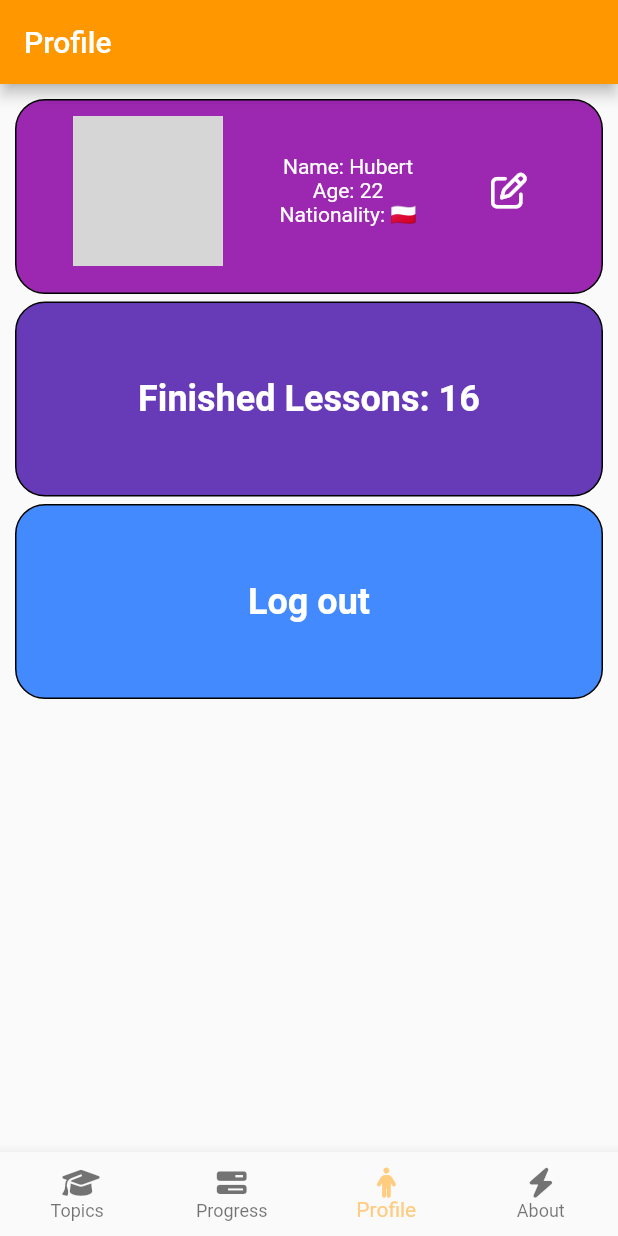
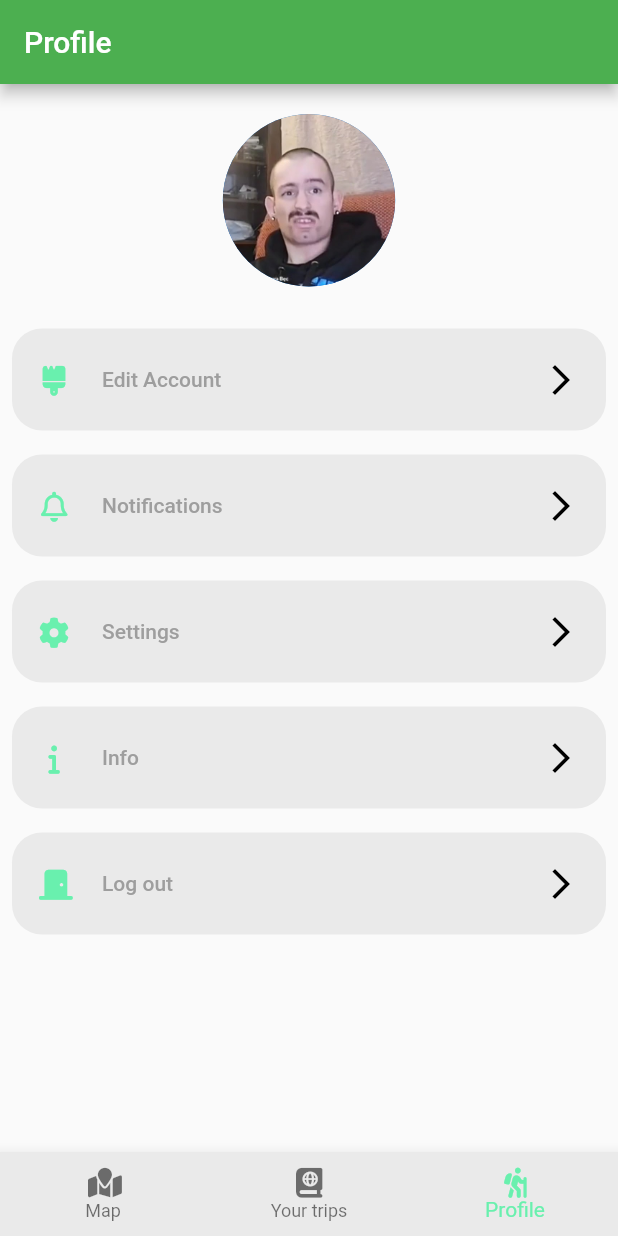
Before and after one commit to hbrt-rdzk/map-my-trip, a Flutter app: the HomeScreen screen opened directly, item 3 of the bottom bar chosen, on a phone screen of 412 x 824 dp. Run offline on Flutter 3.47's test engine with Material 2 defaults, Android fonts, the phone set to English and light mode, and no system bars; our stand-ins replace cloud_firestore, firebase_auth, firebase_core, font_awesome_flutter, google_fonts, google_sign_in and 1 more; accounts and stored records are empty; grey boxes are pictures that could not be loaded.

Commit message:
New theme and profile widget

```diff
--- a/lib/routes/routes.dart
+++ b/lib/routes/routes.dart
@@ -1,4 +1,3 @@
-import 'package:mapmytrip/screens/about.dart';
 import 'package:mapmytrip/screens/start.dart';
 import 'package:mapmytrip/screens/login.dart';
 import 'package:mapmytrip/screens/profile.dart';
@@ -7,7 +6,6 @@ import 'package:mapmytrip/screens/topics.dart';
 var appRoutes = {
   '/': (context) => const StartScreen(),
   '/login': (context) => const LoginScreen(),
-  '/about': (context) =>  AboutScreen(),
   '/topics': (context) => const TopicsScreen(),
   '/profile': (context) => const ProfileScreen()
 };
--- a/lib/screens/home.dart
+++ b/lib/screens/home.dart
@@ -1,7 +1,6 @@
 import 'package:flutter/material.dart';
-import 'package:mapmytrip/screens/about.dart';
 import 'package:mapmytrip/screens/profile.dart';
-import 'package:mapmytrip/screens/progress.dart';
+import 'package:mapmytrip/screens/trips.dart';
 import 'package:mapmytrip/screens/topics.dart';
 import 'package:mapmytrip/widgets/bottom_nav.dart';
 
@@ -15,9 +14,8 @@ class HomeScreen extends StatefulWidget {
 class _HomeScreenState extends State<HomeScreen> {
   final List<Widget> _myWidgets = [
     const TopicsScreen(),
-    const ProgressScreen(),
+    const TripsScreen(),
     const ProfileScreen(),
-    AboutScreen()
   ];
   int _index = 0;
   late BottomNavBar bottomNavBar;
--- a/lib/screens/profile.dart
+++ b/lib/screens/profile.dart
@@ -2,7 +2,6 @@ import 'package:firebase_auth/firebase_auth.dart';
 import 'package:flutter/material.dart';
 import 'package:font_awesome_flutter/font_awesome_flutter.dart';
 import 'package:mapmytrip/services/auth.dart';
-import 'package:mapmytrip/widgets/bottom_nav.dart';
 
 class ProfileScreen extends StatefulWidget {
   const ProfileScreen({super.key});
@@ -13,13 +12,6 @@ class ProfileScreen extends StatefulWidget {
 
 class _ProfileScreenState extends State<ProfileScreen> {
   late bool? _isAnonymousUser;
-  var user = {
-    'Name': 'Hubert',
-    'Surname': 'Rudzik',
-    'Age': 22,
-    'Nationality': '🇵🇱',
-    'Lessons': '16'
-  };
 
   @override
   void initState() {
@@ -33,29 +25,13 @@ class _ProfileScreenState extends State<ProfileScreen> {
         appBar: AppBar(
           automaticallyImplyLeading: false,
           title: const Text('Profile'),
-          backgroundColor: Colors.orange,
+          backgroundColor: Colors.green,
         ),
         body: Builder(builder: (BuildContext context) {
           if (_isAnonymousUser == true) {
-            return AnonymousAccount();
-            // return ElevatedButton(
-            //     child: const Text('Sign'),
-            //     onPressed: () async {
-            //       await AuthService().anonSignOut();
-            //       Navigator.of(context)
-            //           .pushNamedAndRemoveUntil('/', (route) => false);
-            //     });
+            return const AnonymousAccount();
           } else {
-            return SignedUser(
-              userInfo: user,
-            );
-            // return ElevatedButton(
-            // child: const Text('Sign out'),
-            // onPressed: () async {
-            //   await AuthService().anonSignOut();
-            //   Navigator.of(context)
-            //       .pushNamedAndRemoveUntil('/', (route) => false);
-            // });
+            return SignedUser();
           }
         }));
   }
@@ -70,10 +46,13 @@ class AnonymousAccount extends StatelessWidget {
       child: Container(
         decoration: BoxDecoration(
           borderRadius: BorderRadius.circular(20),
-          border: Border.all(color: Colors.blueAccent, width: 2),
+          border: Border.all(color: const Color.fromARGB(255, 18, 103, 21), width: 2),
         ),
         child: TextButton(
-          child: const Text("Anonymous account, sign in"),
+          child: const Text(
+            "Anonymous account, sign in",
+            style: TextStyle(color: Color.fromARGB(255, 18, 103, 21)),
+          ),
           onPressed: () async {
             await AuthService().anonSignOut();
             Navigator.of(context)
@@ -86,98 +65,89 @@ class AnonymousAccount extends StatelessWidget {
 }
 
 class SignedUser extends StatelessWidget {
-  Map<String, Object> userInfo;
-  SignedUser({required this.userInfo, super.key});
+  SignedUser({super.key});
 
   final _controller = PageController(initialPage: 0);
 
   @override
   Widget build(BuildContext context) {
-    final entries = [
-      Container(
-          height: 130,
-          padding: const EdgeInsets.only(top: 10),
+    return Column(
+      children: [
+      ProfilePicture(),
+      ProfileButton(icon: FontAwesomeIcons.brush, text: 'Edit Account'),
+      ProfileButton(icon: FontAwesomeIcons.bell, text: 'Notifications'),
+      ProfileButton(icon: FontAwesomeIcons.gear, text: 'Settings'),
+      ProfileButton(icon: FontAwesomeIcons.info, text: 'Info'),
+      ProfileButton(icon: FontAwesomeIcons.doorClosed, text: 'Log out'),
+      ],
+    ) ;
+  }
+}
+
+class ProfileButton extends StatelessWidget {
+  ProfileButton({super.key, required this.icon, required this.text});
+  IconData icon;
+  String text;
+
+  @override
+  Widget build(BuildContext context) {
+    return Padding(
+      padding: const EdgeInsets.all(8.0),
+      child: Container(
+        padding: const EdgeInsets.all(10),
         decoration: BoxDecoration(
-            color: Colors.purple,
-            border: Border.all(color: Colors.black),
+          color: const Color.fromARGB(255, 234, 234, 234),
           borderRadius: BorderRadius.circular(20),
         ),
-          child: Column(children: [
-            Row(
-              mainAxisAlignment: MainAxisAlignment.spaceEvenly,
+        child: TextButton(
+          child: Row(
             children: [
-                Image.asset(
-                  'assets/user.png',
-                  height: 100,
-                  width: 100,
-                  alignment: Alignment.bottomRight,
+              Icon(
+                icon,
+                color: Colors.greenAccent,
+                size: 20,
               ),
-                Column(
-                  mainAxisAlignment: MainAxisAlignment.center,
-                  children: [
-                    Text(
-                      'Name: ${userInfo['Name']}',
-                      style: TextStyle(color: Colors.white),
+              const SizedBox(
+                width: 22,
               ),
-                    Text('Age: ${userInfo['Age']}',
-                        style: TextStyle(color: Colors.white)),
-                    Text('Nationality: ${userInfo['Nationality']}',
-                        style: TextStyle(color: Colors.white)),
+              Expanded(
+                  child: Text(
+                text,
+                style: const TextStyle(color: Colors.grey),
+              )),
+              const Icon(
+                Icons.arrow_forward_ios,
+                color: Colors.black,
+              )
             ],
           ),
-                IconButton(
-                  onPressed: () {
-                    print("1234");
-                  },
-                  icon: const Icon(FontAwesomeIcons.penToSquare),
-                  color: Colors.white,
-                ),
-              ],
-            ),
-          ])),
-      Container(
-        decoration: BoxDecoration(
-          color: Colors.deepPurple,
-          border: Border.all(color: Colors.black),
-          borderRadius: BorderRadius.circular(20),
-        ),
-        height: 130,
-        alignment: Alignment.center,
-        child: Text("Finished Lessons: ${userInfo['Lessons']}",
-            style: const TextStyle(
-                color: Colors.white,
-                fontWeight: FontWeight.w600,
-                fontSize: 24)),
-      ),
-      Container(
-          decoration: BoxDecoration(
-            color: Colors.blueAccent,
-            border: Border.all(color: Colors.black),
-            borderRadius: BorderRadius.circular(20),
-          ),
-          height: 130,
-          child: TextButton(
-            child: const Text("Log out",
-                style: TextStyle(
-                    color: Colors.white,
-                    fontWeight: FontWeight.w600,
-                    fontSize: 24)),
           onPressed: () async {
             await AuthService().anonSignOut();
             Navigator.of(context)
                 .pushNamedAndRemoveUntil('/', (route) => false);
           },
-          )),
-    ];
-    return ListView.builder(
-      physics: const AlwaysScrollableScrollPhysics(),
-      controller: _controller,
-      padding: const EdgeInsets.all(10),
-      itemCount: entries.length,
-      itemBuilder: (BuildContext context, int index) {
-        return Padding(
-            padding: const EdgeInsets.only(bottom: 5), child: entries[index]);
-      },
+        ),
+      ),
     );
   }
 }
+
+class ProfilePicture extends StatelessWidget {
+  const ProfilePicture({super.key});
+
+  @override
+  Widget build(BuildContext context) {
+    return const Padding(
+      padding: EdgeInsets.symmetric(horizontal: 10, vertical: 20),
+      child: Center(
+        child: SizedBox(
+          height:115,
+          width: 115,
+          child: CircleAvatar(
+            backgroundImage: AssetImage("assets/default_user.png"),
+          )
+        ),
+      ),
+    );
+  }
+}
--- a/lib/screens/progress.dart
+++ b/lib/screens/trips.dart
@@ -1,14 +1,14 @@
 import 'package:flutter/material.dart';
 
-class ProgressScreen extends StatelessWidget {
-  const ProgressScreen({super.key});
+class TripsScreen extends StatelessWidget {
+  const TripsScreen({super.key});
 
   @override
   Widget build(BuildContext context) {
     return  Scaffold(
       appBar: AppBar(
-        title: const Text("About"),
-        backgroundColor: Colors.orange,
+        title: const Text("Your trips"),
+        backgroundColor: Colors.green,
       )
 
     );
--- a/lib/themes/theme.dart
+++ b/lib/themes/theme.dart
@@ -6,7 +6,7 @@ var appTheme = ThemeData(
   bottomAppBarTheme: const BottomAppBarTheme(
     color: Color.fromRGBO(255, 251, 243, 1),
   ),
-  scaffoldBackgroundColor: Color.fromRGBO(96, 200, 166, 1),
+  scaffoldBackgroundColor: Colors.white,
   textTheme: const TextTheme(
     bodyLarge: TextStyle(fontSize: 18),
     bodyMedium: TextStyle(fontSize: 16),
--- a/lib/widgets/bottom_nav.dart
+++ b/lib/widgets/bottom_nav.dart
@@ -18,36 +18,30 @@ class _BottomNavBarState extends State<BottomNavBar> {
       items: const [
         BottomNavigationBarItem(
           icon: Icon(
-            FontAwesomeIcons.graduationCap,
+            FontAwesomeIcons.mapLocation,
             size: 20,
           ),
-          label: 'Topics',
+          label: 'Map',
         ),
         BottomNavigationBarItem(
           icon: Icon(
-            FontAwesomeIcons.barsProgress,
+            FontAwesomeIcons.bookAtlas,
             size: 20,
           ),
-          label: 'Progress',
+          label: 'Your trips',
         ),
         BottomNavigationBarItem(
           icon: Icon(
-            FontAwesomeIcons.person,
+            FontAwesomeIcons.personHiking,
             size: 20,
           ),
           label: 'Profile',
         ),
-        BottomNavigationBarItem(
-          icon: Icon(
-            FontAwesomeIcons.bolt,
-            size: 20,
-          ),
-          label: 'About',
-        ),
       ],
       type: BottomNavigationBarType.fixed,
       currentIndex: _selectedIndex,
-      selectedItemColor: Colors.orange[200],
+      backgroundColor: Color.fromARGB(255, 234, 234, 234),
+      selectedItemColor: Colors.greenAccent,
       onTap: (int index) {
         setState(() {
           _selectedIndex = index;
```
Also changed, not shown: lib/screens/about.dart (deleted, +0 -146 lines), lib/screens/login.dart (+9 -8 lines), lib/widgets/progress_bar.dart (deleted, +0 -97 lines), pubspec.yaml (+7 -1 lines), assets/default_user.png (added), assets/user.png (added), 27 other files. Lines whose indentation alone changed are shown as unchanged.
